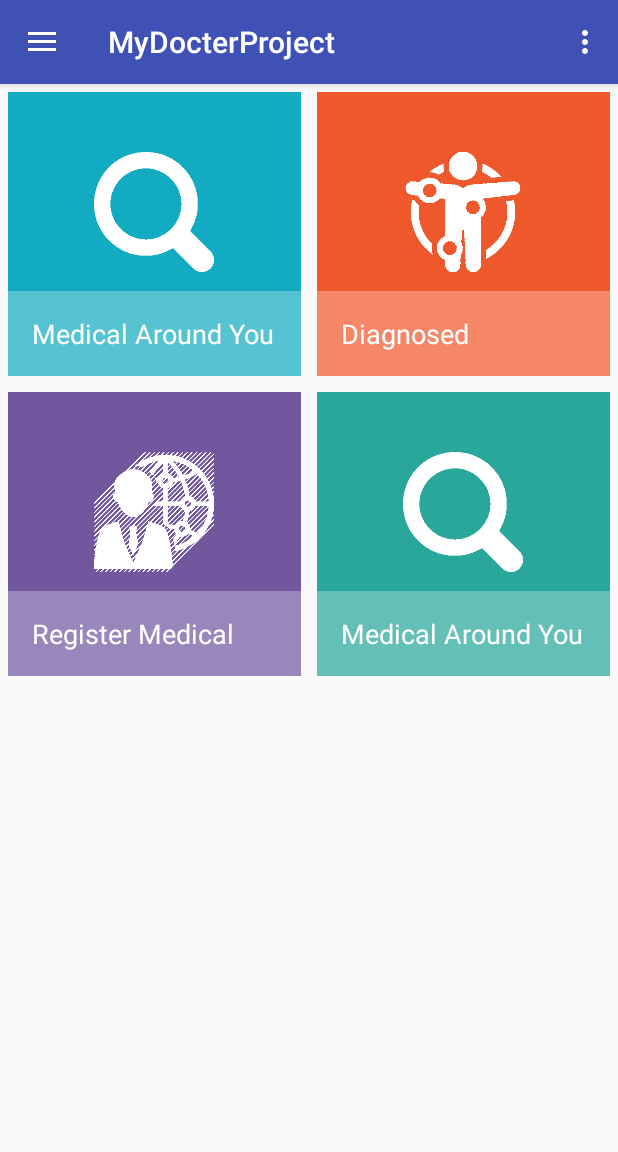
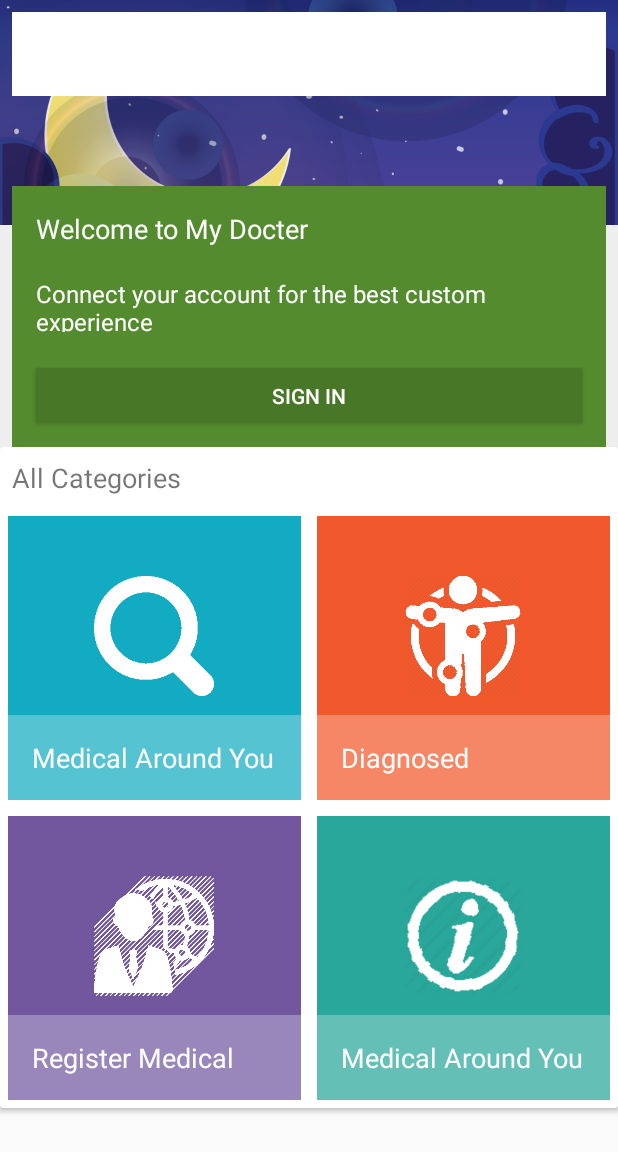
Before and after one commit to long111122/IS1101_MyDocter, an Android app: the screen it shows after launch (MainActivity), on a phone screen of 412 x 824 dp. Shown: the top 1152 px of the screen. Run offline under Robolectric (Android 15) with nearby library versions, the light colour scheme and no system bars; our stand-ins replace ButterKnife, Picasso; pictures from the network do not load.

Commit message:
Add comment + Collapse Toolbar of HomePage

```diff
--- a/MyDocterProject/app/build.gradle
+++ b/MyDocterProject/app/build.gradle
@@ -23,6 +23,7 @@ dependencies {
     implementation 'com.android.support:appcompat-v7:26.1.0'
     implementation 'com.android.support:design:26.1.0'
     implementation 'com.android.support.constraint:constraint-layout:1.0.2'
+    implementation 'com.android.support:cardview-v7:26.1.0'
     implementation 'com.android.support:support-v4:26.1.0'
     compile 'com.squareup.picasso:picasso:2.5.2'
     compile 'jp.wasabeef:picasso-transformations:2.1.2'
--- a/MyDocterProject/app/src/main/java/vn/edu/fpt/se04476/mydocterproject/activities/MainActivity.java
+++ b/MyDocterProject/app/src/main/java/vn/edu/fpt/se04476/mydocterproject/activities/MainActivity.java
@@ -18,6 +18,8 @@ import android.support.v7.widget.Toolbar;
 
 import android.view.Menu;
 import android.view.MenuItem;
+import android.view.Window;
+import android.view.WindowManager;
 
 import java.util.ArrayList;
 import java.util.List;
@@ -41,6 +43,8 @@ public class MainActivity extends AppCompatActivity
     @Override
     protected void onCreate(Bundle savedInstanceState) {
         super.onCreate(savedInstanceState);
+        this.requestWindowFeature(Window.FEATURE_NO_TITLE);
+        this.getWindow().setFlags(WindowManager.LayoutParams.FLAG_FULLSCREEN, WindowManager.LayoutParams.FLAG_FULLSCREEN);
         setContentView(R.layout.activity_main);
         identifyVariable();
         setupUI();
@@ -50,6 +54,7 @@ public class MainActivity extends AppCompatActivity
 
     @SuppressLint("ResourceType")
     private void identifyVariable() {
+        // Add function include image, color background and name to category
         homePageForGuestList = new ArrayList<>();
         homePageForGuestList.add(new FunctionType(
                 getResources().getString(R.string.find_random_medical),
@@ -68,7 +73,7 @@ public class MainActivity extends AppCompatActivity
         );
         homePageForGuestList.add(new FunctionType(
                 getResources().getString(R.string.find_random_medical),
-                R.drawable.ic_search_button,
+                R.drawable.ic_about,
                 getResources().getString(R.color.blueSecondDark))
         );
 
@@ -77,7 +82,9 @@ public class MainActivity extends AppCompatActivity
     private void setupUI() {
         ButterKnife.bind(this);
         rvFunction = findViewById(R.id.rv_function);
-        //recycle view function
+
+        //Recycle view function
+        //Divide 2 column image here
         homePageFunctionAdapter = new HomePageFunctionAdapter(homePageForGuestList, getApplicationContext());
         GridLayoutManager gridLayoutManager = new GridLayoutManager(
                 getApplicationContext(),
@@ -89,6 +96,7 @@ public class MainActivity extends AppCompatActivity
         rvFunction.setLayoutManager(gridLayoutManager);
         rvFunction.setOnClickListener(this);
 
+        //toolbar
         Toolbar toolbar = (Toolbar) findViewById(R.id.toolbar);
         setSupportActionBar(toolbar);
 
--- a/MyDocterProject/app/src/main/java/vn/edu/fpt/se04476/mydocterproject/managers/ScreenManager.java
+++ b/MyDocterProject/app/src/main/java/vn/edu/fpt/se04476/mydocterproject/managers/ScreenManager.java
@@ -9,6 +9,10 @@ import android.support.v4.app.FragmentTransaction;
  */
 
 public class ScreenManager{
+    /*
+        - Open another fragment
+        - Add old fragment to stack => press 'back button' will return old fragment
+     */
         public static void openFragment(FragmentManager fragmentManager, Fragment fragment,
                                         int layoutID, boolean addToBackStack, boolean haveAnimation){
             FragmentTransaction fragmentTransaction = fragmentManager
@@ -23,6 +27,7 @@ public class ScreenManager{
             fragmentTransaction.commit();
         }
 
+
         public static void backFragment(FragmentManager fragmentManager){
             fragmentManager.popBackStack();
         }
--- a/MyDocterProject/app/src/main/res/layout/app_bar_main.xml
+++ b/MyDocterProject/app/src/main/res/layout/app_bar_main.xml
@@ -1,6 +1,5 @@
 <?xml version="1.0" encoding="utf-8"?>
-<android.support.design.widget.CoordinatorLayout
-    xmlns:android="http://schemas.android.com/apk/res/android"
+<android.support.design.widget.CoordinatorLayout xmlns:android="http://schemas.android.com/apk/res/android"
     xmlns:app="http://schemas.android.com/apk/res-auto"
     xmlns:tools="http://schemas.android.com/tools"
     android:layout_width="match_parent"
@@ -13,37 +12,122 @@
         android:layout_height="wrap_content"
         android:theme="@style/AppTheme.AppBarOverlay">
 
-        <android.support.v7.widget.Toolbar
-            android:id="@+id/toolbar"
+        <android.support.design.widget.CollapsingToolbarLayout
             android:layout_width="match_parent"
-            android:layout_height="?attr/actionBarSize"
-            android:background="?attr/colorPrimary"
-            app:popupTheme="@style/AppTheme.PopupOverlay" />
-
-    </android.support.design.widget.AppBarLayout>
+            android:layout_height="wrap_content"
+            android:fitsSystemWindows="true"
+            app:contentScrim="@color/greenPrimary"
+            app:titleEnabled="false"
+            app:layout_scrollFlags="scroll|exitUntilCollapsed">
 
             <RelativeLayout
                 android:layout_width="match_parent"
                 android:layout_height="match_parent"
-        android:layout_marginTop="?attr/actionBarSize"
-        android:layout_below="@id/app_bar"
+                android:background="@color/colorWhitePrimary"
                 tools:context=".activities.MainActivity">
 
                 <ImageView
                     android:id="@+id/iv_title"
                     android:layout_width="match_parent"
-            android:layout_height="200dp"
+                    android:layout_height="150dp"
+                    android:scaleType="centerCrop"
+                    android:src="@drawable/ic_appbar_image_1"
+                    />
+                <LinearLayout
+                    android:id="@+id/linear_login"
+                    android:layout_width="match_parent"
+                    android:layout_height="174dp"
+                    android:layout_marginLeft="8dp"
+                    android:layout_marginRight="8dp"
+                    android:layout_marginTop="124dp"
+                    android:background="@color/greenPrimary"
+                    android:orientation="vertical">
 
-            />
+                    <TextView
+                        android:id="@+id/tv_hello_title"
+                        android:layout_width="match_parent"
+                        android:layout_height="0dp"
+                        android:layout_margin="16dp"
+                        android:layout_weight="1"
+                        android:text="@string/welcome"
+                        android:textColor="@color/colorWhite"
+                        android:textSize="18sp" />
+
+                    <TextView
+                        android:id="@+id/tv_connect_title"
+                        android:layout_width="match_parent"
+                        android:layout_height="0dp"
+                        android:layout_marginLeft="16dp"
+                        android:layout_marginRight="16dp"
+                        android:layout_marginTop="-8dp"
+                        android:layout_weight="1"
+                        android:text="@string/connect_title"
+                        android:textColor="@color/colorWhite"
+                        android:textSize="16sp" />
+
+                    <Button
+                        android:layout_width="match_parent"
+                        android:layout_height="0dp"
+                        android:layout_marginBottom="8dp"
+                        android:layout_marginLeft="16dp"
+                        android:layout_marginRight="16dp"
+                        android:layout_marginTop="24dp"
+                        android:layout_weight="1"
+                        android:background="@color/greenPrimaryDark"
+                        android:text="Sign in"
+                        android:textColor="@color/colorWhite" />
+                </LinearLayout>
+            </RelativeLayout>
+
+            <android.support.v7.widget.Toolbar
+                android:id="@+id/toolbar"
+                android:layout_margin="8dp"
+                android:layout_width="match_parent"
+                android:layout_height="?attr/actionBarSize"
+                android:background="@color/colorWhite"
+                app:layout_collapseMode="pin"
+                app:popupTheme="@style/AppTheme.PopupOverlay" />
+        </android.support.design.widget.CollapsingToolbarLayout>
+
+
+    </android.support.design.widget.AppBarLayout>
+
+    <android.support.v4.widget.NestedScrollView
+        android:layout_width="match_parent"
+        android:layout_height="match_parent"
+        android:clipToPadding="false"
+        app:layout_behavior="@string/appbar_scrolling_view_behavior">
+
+        <android.support.v7.widget.CardView
+            android:layout_width="match_parent"
+            android:layout_height="wrap_content"
+            android:layout_marginBottom="5dp">
+
+            <RelativeLayout
+                android:layout_width="match_parent"
+                android:layout_height="wrap_content">
+
+                <TextView
+                    android:id="@+id/tv_category"
+                    android:layout_width="match_parent"
+                    android:layout_height="wrap_content"
+                    android:layout_margin="8dp"
+
+                    android:text="@string/category"
+                    android:textSize="18sp" />
 
                 <android.support.v7.widget.RecyclerView
                     android:id="@+id/rv_function"
                     android:layout_width="match_parent"
                     android:layout_height="wrap_content"
-            android:scrollbars="vertical"/>
-
+                    android:layout_alignParentBottom="true"
+                    android:layout_alignParentLeft="true"
+                    android:layout_alignParentStart="true"
+                    android:layout_below="@+id/tv_category"
+                    android:scrollbars="vertical" />
             </RelativeLayout>
 
-    <include layout="@layout/content_main" />
+        </android.support.v7.widget.CardView>
+    </android.support.v4.widget.NestedScrollView>
 
 </android.support.design.widget.CoordinatorLayout>
--- a/MyDocterProject/app/src/main/res/layout/fragment_home_page_for_guest.xml
+++ b/MyDocterProject/app/src/main/res/layout/fragment_home_page_for_guest.xml
@@ -4,5 +4,4 @@
     android:layout_height="match_parent"
     tools:context="vn.edu.fpt.se04476.mydocterproject.fragments.HomePageForGuest">
 
-
 </FrameLayout>
--- a/MyDocterProject/app/src/main/res/values/colors.xml
+++ b/MyDocterProject/app/src/main/res/values/colors.xml
@@ -4,11 +4,14 @@
     <color name="colorPrimaryDark">#303F9F</color>
     <color name="colorAccent">#FF4081</color>
     <color name="colorWhite">#FFFFFF</color>
+    <color name="colorWhitePrimary">#EEEEEE</color>
     <color name="transparent">#47ffffff</color>
     <color name="bluePrimaryDark">#13abc1</color>
     <color name="orangePrimaryDark">#f1582c</color>
     <color name="blueSecondDark">#28a79a</color>
     <color name="yellowDark">#edb01c</color>
     <color name="purpilDark">#72579f</color>
+    <color name="greenPrimary">#558b2f</color>
+    <color name="greenPrimaryDark">#497728</color>
 
 </resources>
--- a/MyDocterProject/app/src/main/res/values/strings.xml
+++ b/MyDocterProject/app/src/main/res/values/strings.xml
@@ -7,6 +7,9 @@
     <string name="action_settings">Settings</string>
     <string name="sympton_comment">Diagnosed</string>
     <string name="register_medical_service">Register Medical</string>
+    <string name="welcome">Welcome to My Docter</string>
+    <string name="connect_title">Connect your account for the best custom experience</string>
+    <string name="category">All Categories</string>
     <!-- TODO: Remove or change this placeholder text -->
     <string name="hello_blank_fragment">Hello blank fragment</string>
 </resources>
--- a/MyDocterProject/app/src/main/res/values/styles.xml
+++ b/MyDocterProject/app/src/main/res/values/styles.xml
@@ -13,7 +13,9 @@
         <item name="windowNoTitle">true</item>
     </style>
 
-    <style name="AppTheme.AppBarOverlay" parent="ThemeOverlay.AppCompat.Dark.ActionBar" />
+    <style name="AppTheme.AppBarOverlay" parent="ThemeOverlay.AppCompat.Dark.ActionBar">
+        <item name="android:windowNoTitle">true</item>
+    </style>
 
     <style name="AppTheme.PopupOverlay" parent="ThemeOverlay.AppCompat.Light" />
 
```
Also changed, not shown: MyDocterProject/app/src/main/res/drawable/ic_about.png (added), MyDocterProject/app/src/main/res/drawable/ic_appbar_image.png (added), MyDocterProject/app/src/main/res/drawable/ic_appbar_image_1.png (added). Lines whose indentation alone changed are shown as unchanged.
